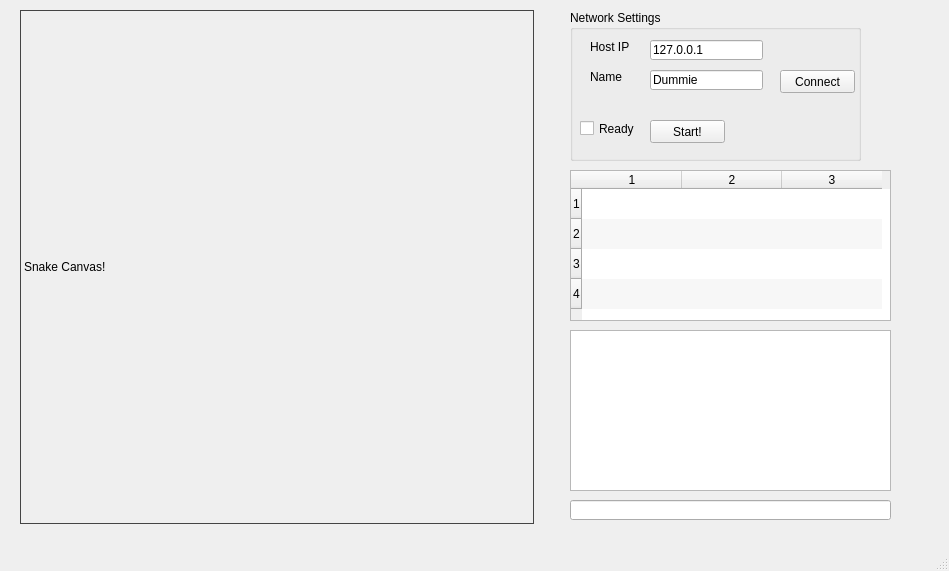
This is design.ui in ErikBsly/Sneeek as Qt 5 draws it before an edit. The edited form follows.
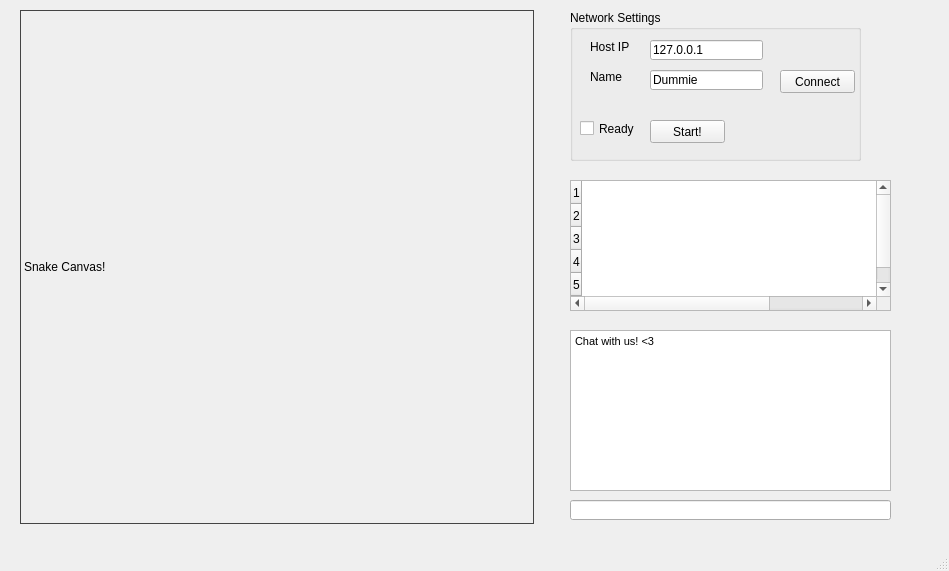
This is the edited form.

The edit to the form file:
```diff
--- a/design.ui
+++ b/design.ui
@@ -128,23 +128,28 @@
     <property name="geometry">
      <rect>
       <x>570</x>
-      <y>170</y>
+      <y>180</y>
       <width>321</width>
-      <height>151</height>
+      <height>131</height>
      </rect>
     </property>
-    <property name="alternatingRowColors">
-     <bool>true</bool>
-    </property>
     <property name="showGrid">
      <bool>false</bool>
     </property>
     <property name="rowCount">
-     <number>4</number>
+     <number>6</number>
     </property>
     <property name="columnCount">
      <number>3</number>
     </property>
+    <attribute name="horizontalHeaderVisible">
+     <bool>false</bool>
+    </attribute>
+    <attribute name="verticalHeaderDefaultSectionSize">
+     <number>23</number>
+    </attribute>
+    <row/>
+    <row/>
     <row/>
     <row/>
     <row/>
@@ -178,6 +183,14 @@
       <height>161</height>
      </rect>
     </property>
+    <property name="html">
+     <string>&lt;!DOCTYPE HTML PUBLIC &quot;-//W3C//DTD HTML 4.0//EN&quot; &quot;http://www.w3.org/TR/REC-html40/strict.dtd&quot;&gt;
+&lt;html&gt;&lt;head&gt;&lt;meta name=&quot;qrichtext&quot; content=&quot;1&quot; /&gt;&lt;style type=&quot;text/css&quot;&gt;
+p, li { white-space: pre-wrap; }
+&lt;/style&gt;&lt;/head&gt;&lt;body style=&quot; font-family:'MS Shell Dlg 2'; font-size:8.25pt; font-weight:400; font-style:normal;&quot;&gt;
+&lt;p style=&quot; margin-top:0px; margin-bottom:0px; margin-left:0px; margin-right:0px; -qt-block-indent:0; text-indent:0px;&quot;&gt;Chat with us! &amp;lt;3&lt;/p&gt;
+&lt;p style=&quot;-qt-paragraph-type:empty; margin-top:0px; margin-bottom:0px; margin-left:0px; margin-right:0px; -qt-block-indent:0; text-indent:0px;&quot;&gt;&lt;br /&gt;&lt;/p&gt;&lt;/body&gt;&lt;/html&gt;</string>
+    </property>
    </widget>
    <widget class="QLineEdit" name="lineEditChatline">
     <property name="geometry">
```
